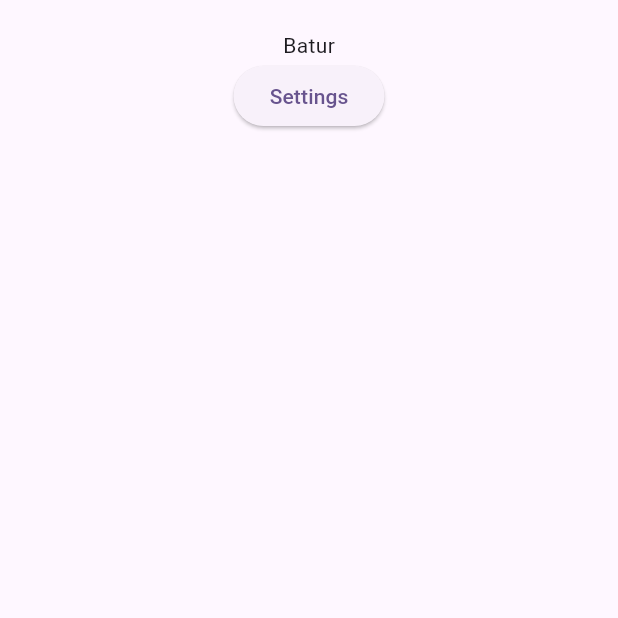
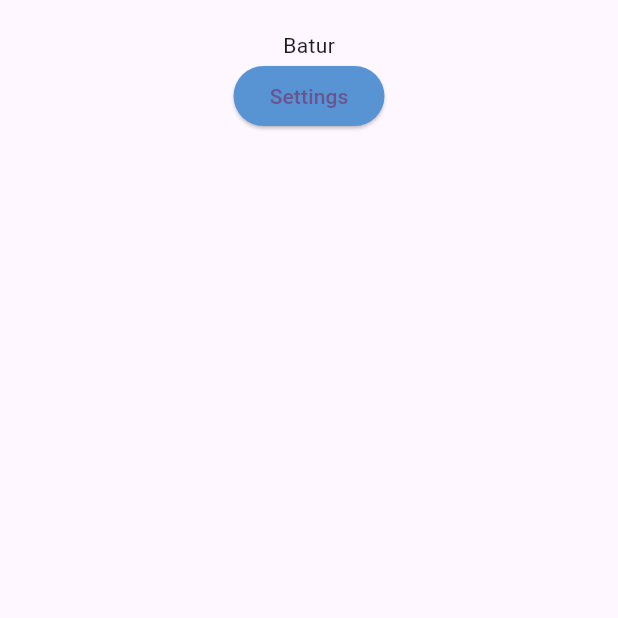
Before and after one commit to hafidikhsan/batur, a Flutter app: the screen it shows after launch, on a phone screen of 412 x 824 dp, the top half of it. Run offline on Flutter 3.47's test engine with Material 3 defaults, Android fonts, the phone set to English and light mode, and no system bars; our stand-ins replace equatable, flutter_bloc; generated files the repository leaves out were written again.

Commit message:
CREATE: Design system colors

```diff
--- a/lib/screen/on_boarding_screen.dart
+++ b/lib/screen/on_boarding_screen.dart
@@ -1,4 +1,5 @@
 import 'package:batur/screen/settings_screen.dart';
+import 'package:batur/utils/design_system.dart';
 import 'package:flutter/material.dart';
 
 class OnBoardingScreen extends StatelessWidget {
@@ -15,6 +16,10 @@ class OnBoardingScreen extends StatelessWidget {
               children: [
                 const Text("Batur"),
                 ElevatedButton(
+                  style: ElevatedButton.styleFrom(
+                    shape: const StadiumBorder(),
+                    backgroundColor: MyColors.primaryDark,
+                  ),
                   onPressed: () {
                     Navigator.push(
                       context,
--- /dev/null
+++ b/lib/utils/design_system.dart
@@ -0,0 +1,25 @@
+import 'package:flutter/material.dart';
+
+class MyColors {
+  // Light Mode
+  static const Color primaryLight = Color(0xFF1F3C88);
+  static const Color secondaryLight = Color(0xFFECBC55);
+  static const Color backgroundLight = Color(0xFFFFFFFF);
+  static const Color neutralLight = Color(0xFF2B2A31);
+  static const Color technicalLight = Color(0xFF535474);
+  static const Color infoLight = Color(0xFF3D9EE9);
+  static const Color successLight = Color(0xFF41C97C);
+  static const Color warningLight = Color(0xFFE5AF0C);
+  static const Color dangerLight = Color(0xFFC92B2B);
+
+  // Dark Mode
+  static const Color primaryDark = Color(0xFF5893D4);
+  static const Color secondaryDark = Color(0xFFF2CB78);
+  static const Color backgroundDark = Color(0xFF141417);
+  static const Color neutralDark = Color(0xFFE0DEEA);
+  static const Color technicalDark = Color(0xFF7E7F96);
+  static const Color infoDark = Color(0xFF6BB4ED);
+  static const Color successDark = Color(0xFF6CE4A0);
+  static const Color warningDark = Color(0xFFF0C544);
+  static const Color dangerDark = Color(0xFFDA5353);
+}
```
